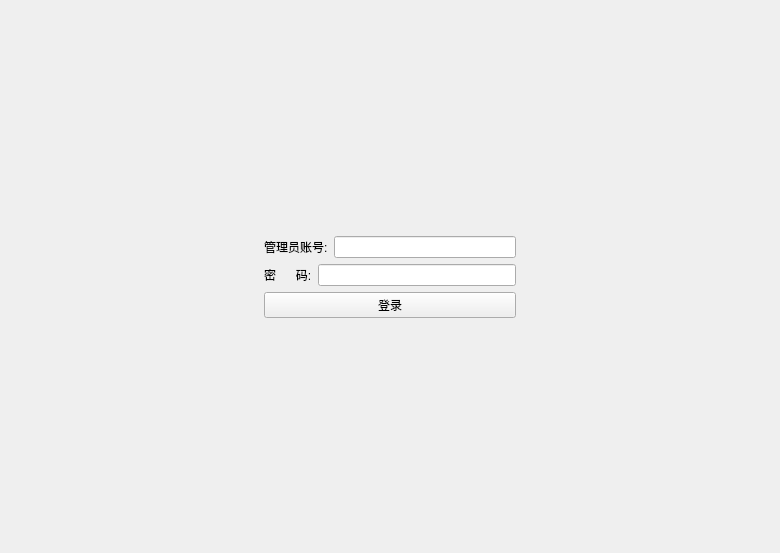
Fenejifen/sql-work, file ui/loginAdmin.ui: the form before one commit.
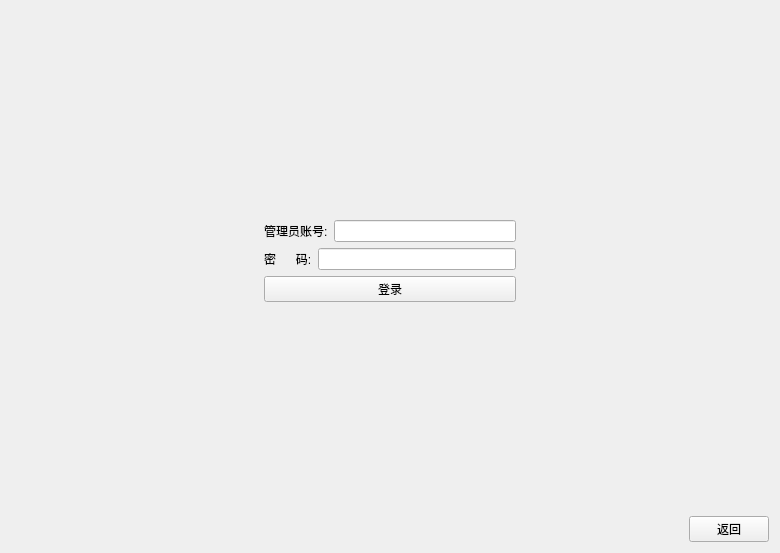
The form after the commit.

Commit message: 增加续借与归还界面，全部界面增加返回按钮。

```diff
--- a/ui/loginAdmin.ui
+++ b/ui/loginAdmin.ui
@@ -111,6 +111,30 @@
        </property>
       </spacer>
      </item>
+        <item>
+            <layout class="QHBoxLayout" name="horizontalLayout_4">
+                <item>
+                    <spacer name="horizontalSpacer_3">
+                        <property name="orientation">
+                            <enum>Qt::Horizontal</enum>
+                        </property>
+                        <property name="sizeHint" stdset="0">
+                            <size>
+                                <width>40</width>
+                                <height>20</height>
+                            </size>
+                        </property>
+                    </spacer>
+                </item>
+                <item>
+                    <widget class="QPushButton" name="backButton">
+                        <property name="text">
+                            <string>返回</string>
+                        </property>
+                    </widget>
+                </item>
+            </layout>
+        </item>
     </layout>
    </item>
   </layout>
```
Left out of the diff: 2 changed lines with no effect on the pictures. Lines whose indentation alone changed are shown as unchanged. The commit also changes 7 other files.
